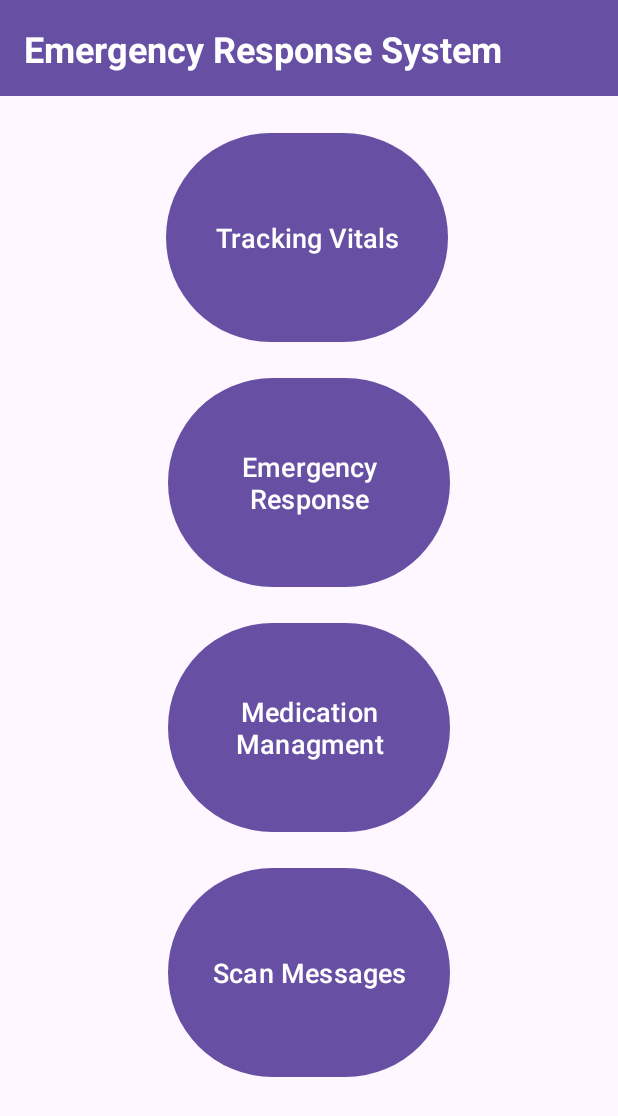
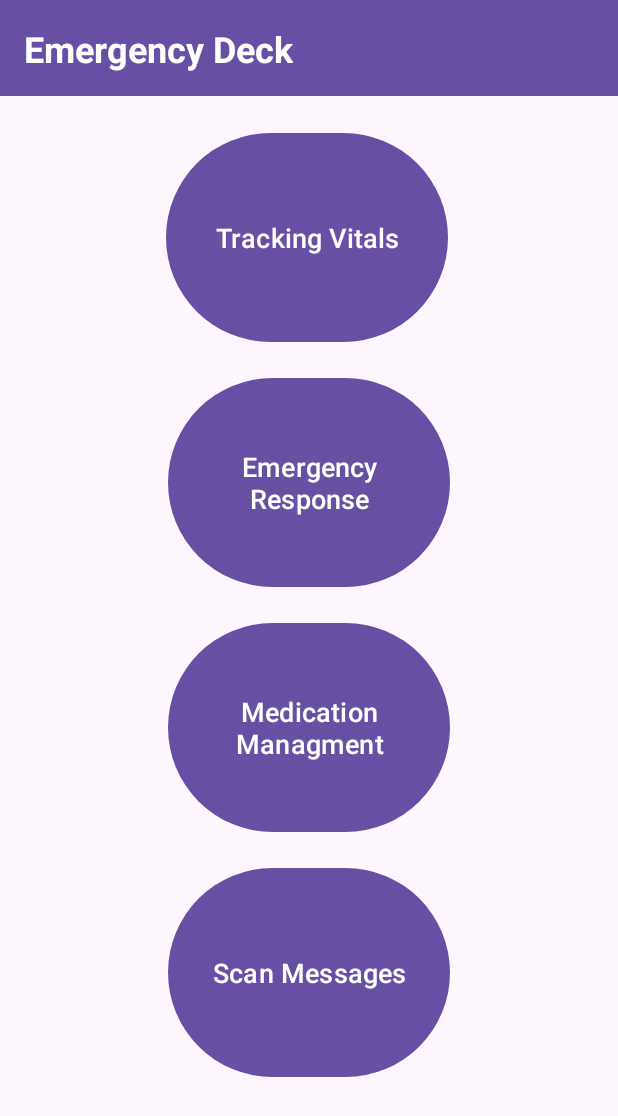
Before and after one commit to Freakt01d/zhgbhdaeyigiu876734, an Android app: the Menu_1 screen opened directly, with no data from a screen before it, on a phone screen of 412 x 824 dp. Shown: the top 1116 px of the screen. Run offline under Robolectric (Android 15) with nearby library versions, the phone set to English and light mode, and no system bars.

Commit message:
Minute Changes

```diff
--- a/EnhancedAging/app/src/main/res/layout/activity_menu1.xml
+++ b/EnhancedAging/app/src/main/res/layout/activity_menu1.xml
@@ -31,7 +31,7 @@
             android:layout_width="wrap_content"
             android:layout_height="wrap_content"
             android:textColor="@color/white"
-            android:text="Emergency Response System"
+            android:text="Emergency Deck"
             android:textSize="24sp"
             android:gravity="start"
             android:textStyle="bold" />
```
Also changed, not shown: EnhancedAging/app/src/main/res/drawable/contacts_icon.png, EnhancedAging/app/src/main/res/drawable/defaultuser.png, EnhancedAging/app/src/main/res/drawable/icon_next.png, EnhancedAging/app/src/main/res/drawable/settings_icon.png.
